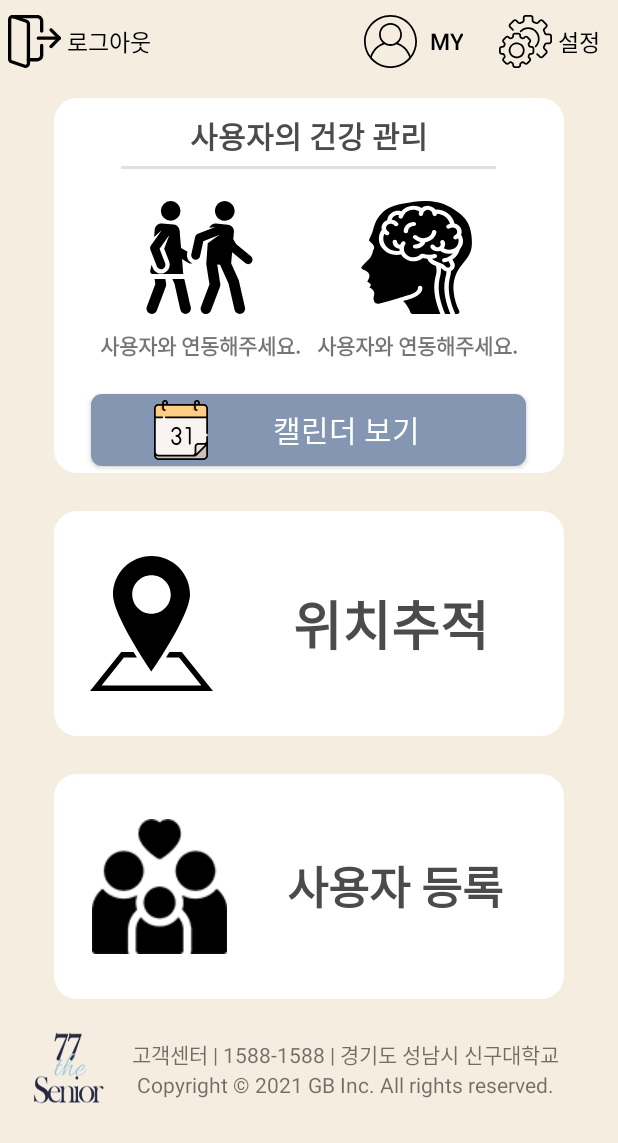
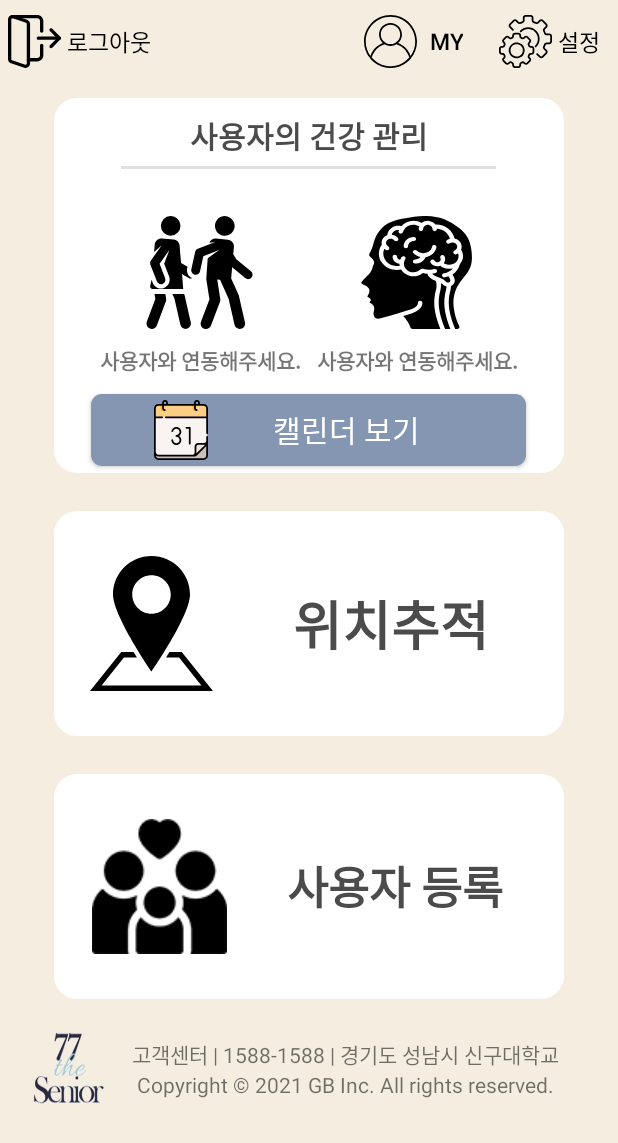
Before and after one commit to jigreg/77theSenior, an Android app: the Pro_MainActivity screen opened directly, with no data from a screen before it, on a phone screen of 412 x 824 dp. Shown: the top 1143 px of the screen. Run offline under Robolectric (Android 15) with nearby library versions, the phone set to English and light mode, and no system bars; our stand-ins replace Firebase (no records; nobody signed in at launch, a user with empty details on screens opened directly); 4 statements that could not run were skipped.

Commit message:
Solve ProMainActivity Error

```diff
--- a/77project/app/src/main/java/com/example/logintext/user/User_TestWalkActivity.java
+++ b/77project/app/src/main/java/com/example/logintext/user/User_TestWalkActivity.java
@@ -65,14 +65,14 @@ public class User_TestWalkActivity extends AppCompatActivity {
     private ServiceConnection serviceConnection = new ServiceConnection() {
         @Override
         public void onServiceConnected(ComponentName name, IBinder service) {
-            Toast.makeText(getApplicationContext(), "예쓰바인딩", Toast.LENGTH_SHORT).show();
+//            Toast.makeText(getApplicationContext(), "예쓰바인딩", Toast.LENGTH_SHORT).show();
             UndeadService.MyBinder mb  = (UndeadService.MyBinder) service;
             stepService = mb.getService();
         }
 
         @Override
         public void onServiceDisconnected(ComponentName name) {
-            Toast.makeText(getApplicationContext(), "디스바인딩", Toast.LENGTH_SHORT).show();
+//            Toast.makeText(getApplicationContext(), "디스바인딩", Toast.LENGTH_SHORT).show();
         }
     };
 
@@ -91,7 +91,7 @@ public class User_TestWalkActivity extends AppCompatActivity {
         stepService = new UndeadService();
 
         Intent foregroundServiceIntent = new Intent(User_TestWalkActivity.this, UndeadService.class);
-        startService(foregroundServiceIntent);
+//        startService(foregroundServiceIntent);
         bindService(foregroundServiceIntent, serviceConnection, Context.BIND_AUTO_CREATE);
 
         back = (ImageButton) findViewById(R.id.back);
--- a/77project/app/src/main/res/layout/pro_main.xml
+++ b/77project/app/src/main/res/layout/pro_main.xml
@@ -94,7 +94,7 @@
 
                 <LinearLayout
                     android:layout_width="290dp"
-                    android:layout_height="120dp"
+                    android:layout_height="140dp"
                     android:layout_gravity="center"
                     android:layout_marginTop="10dp"
                     android:background="@color/white"
@@ -156,7 +156,6 @@
                     android:layout_width="290dp"
                     android:layout_height="wrap_content"
                     android:layout_gravity="center"
-                    android:layout_marginTop="20dp"
                     android:background="@drawable/textview6"
                     android:drawableLeft="@drawable/calendar"
                     android:paddingLeft="40dp"
--- a/77project/app/src/main/res/layout/user_main.xml
+++ b/77project/app/src/main/res/layout/user_main.xml
@@ -98,7 +98,7 @@
 
                 <LinearLayout
                     android:layout_width="290dp"
-                    android:layout_height="120dp"
+                    android:layout_height="140dp"
                     android:layout_gravity="center"
                     android:layout_marginTop="10dp"
                     android:background="@color/white"
@@ -161,7 +161,6 @@
                     android:layout_width="290dp"
                     android:layout_height="wrap_content"
                     android:layout_gravity="center"
-                    android:layout_marginTop="20dp"
                     android:background="@drawable/textview6"
                     android:drawableLeft="@drawable/calendar"
                     android:paddingLeft="40dp"
```
Also changed, not shown: 77project/app/src/main/java/com/example/logintext/protector/Pro_MainActivity.java (+4 -23 lines), 8 other files.
